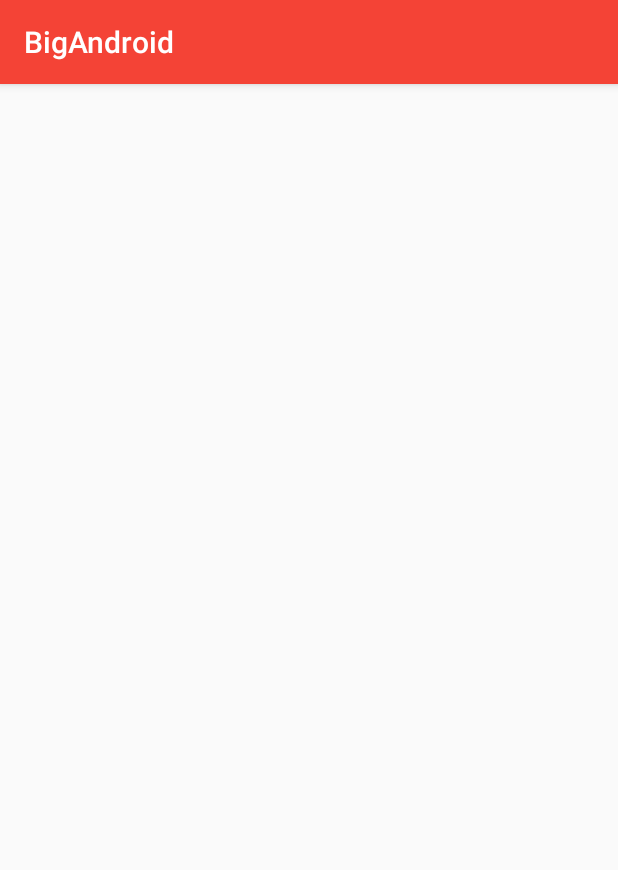
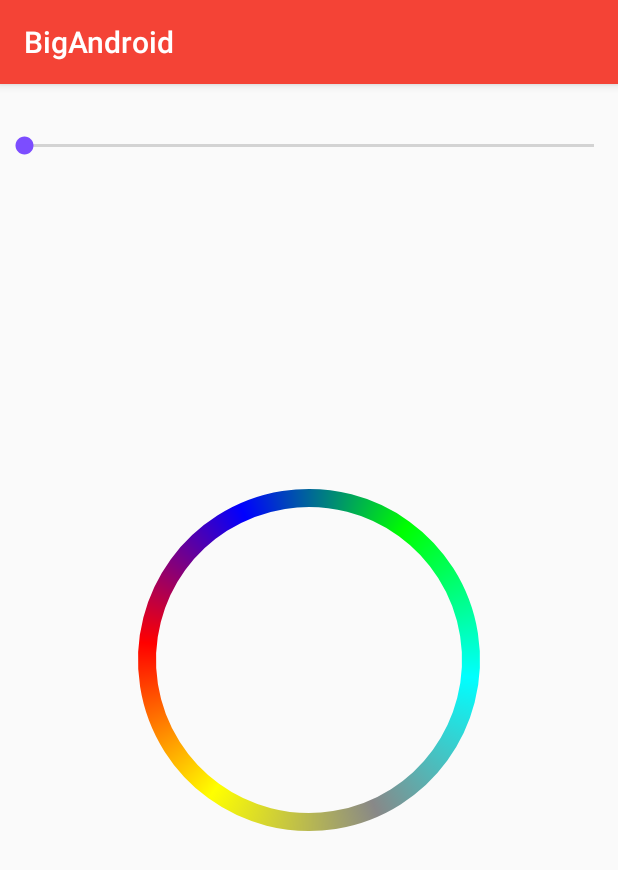
Before and after one commit to hustlong/BigAndroid, an Android app: the screen it shows after launch (ColorsFlowCircleActivity), after a tap on "彩色圆环转圈动画", on a phone screen of 412 x 824 dp. Shown: the top 870 px of the screen. Run offline under Robolectric (Android 15) with nearby library versions, the phone set to English and light mode, and no system bars; our stand-ins replace ButterKnife, CircleImageView; pictures from the network do not load; 2 statements that could not run were skipped.

Commit message:
finish colors flow
finish

```diff
--- a/app/build.gradle
+++ b/app/build.gradle
@@ -21,26 +21,23 @@ android {
 }
 
 dependencies {
-    compile fileTree(dir: 'libs', include: ['*.jar'])
+    compile fileTree(include: ['*.jar'], dir: 'libs')
     androidTestCompile('com.android.support.test.espresso:espresso-core:2.2.2', {
         exclude group: 'com.android.support', module: 'support-annotations'
     })
     compile 'com.android.support:appcompat-v7:25.2.0'
     compile 'com.android.support.constraint:constraint-layout:1.0.2'
     testCompile 'junit:junit:4.12'
-
     /**
      * 控件注入绑定 ButterKnife
      */
     compile 'com.jakewharton:butterknife:8.4.0'
     apt 'com.jakewharton:butterknife-compiler:8.4.0'
-
     /**
      * Support 库
      */
     compile rootProject.ext.dependencies["recyclerview-v7"]
     compile rootProject.ext.dependencies["design"]
-
     /**
      * 网络请求框架 Retrofit + RxJava + RxAndroid
      */
@@ -51,7 +48,6 @@ dependencies {
     compile 'com.squareup.retrofit2:adapter-rxjava:2.1.0'
     compile 'io.reactivex:rxandroid:1.2.1'
     compile 'io.reactivex:rxjava:1.1.6'
-
     /**
      * 图片加载缓存框架
      */
--- a/app/src/main/java/cc/biglong/bigandroid/activity/ColorsFlowCircleActivity.java
+++ b/app/src/main/java/cc/biglong/bigandroid/activity/ColorsFlowCircleActivity.java
@@ -1,19 +1,51 @@
 package cc.biglong.bigandroid.activity;
 
+import android.graphics.Color;
 import android.os.Bundle;
+import android.widget.SeekBar;
 
+import butterknife.BindView;
+import butterknife.ButterKnife;
 import cc.biglong.bigandroid.R;
 import cc.biglong.bigandroid.base.BaseActivity;
+import cc.biglong.bigandroid.widget.ColorsFlowCircle;
 
 /**
  * Created by biglong on 2017/3/30.
  */
 
-public class ColorsFlowCircleActivity extends BaseActivity {
+public class ColorsFlowCircleActivity extends BaseActivity implements SeekBar.OnSeekBarChangeListener {
+
+    @BindView(R.id.flow)
+    ColorsFlowCircle mFlow;
+    @BindView(R.id.seekBar)
+    SeekBar mSeekBar;
+
+    int mSelectedColor;
+    private final static int[] mColors = new int[] {Color.RED,Color.BLUE,Color.GREEN,Color.CYAN,Color.GRAY,Color.YELLOW};
 
     @Override
     protected void onCreate(Bundle bundle) {
         super.onCreate(bundle);
         setContentView(R.layout.activity_colors_flow_circle);
+        ButterKnife.bind(this);
+
+        mSeekBar.setOnSeekBarChangeListener(this);
+        mFlow.setColors(mColors);
+    }
+
+    @Override
+    public void onProgressChanged(SeekBar bar, int i, boolean b) {
+
+    }
+
+    @Override
+    public void onStartTrackingTouch(SeekBar bar) {
+
+    }
+
+    @Override
+    public void onStopTrackingTouch(SeekBar bar) {
+        mFlow.setAnimDuration(6000-bar.getProgress());
     }
 }
--- a/app/src/main/java/cc/biglong/bigandroid/widget/ColorsFlowCircle.java
+++ b/app/src/main/java/cc/biglong/bigandroid/widget/ColorsFlowCircle.java
@@ -1,14 +1,18 @@
 package cc.biglong.bigandroid.widget;
 
+import android.animation.ValueAnimator;
 import android.content.Context;
 import android.content.res.Resources;
 import android.content.res.TypedArray;
+import android.graphics.Canvas;
 import android.graphics.Paint;
 import android.graphics.RectF;
 import android.graphics.Shader;
 import android.graphics.SweepGradient;
 import android.util.AttributeSet;
 import android.view.View;
+import android.view.animation.Animation;
+import android.view.animation.LinearInterpolator;
 
 import cc.biglong.bigandroid.R;
 
@@ -18,11 +22,6 @@ import cc.biglong.bigandroid.R;
 
 public class ColorsFlowCircle extends View  {
 
-    /**
-     * Colors to construct the color wheel using {@link SweepGradient}.
-     */
-    private static final int[] COLORS = new int[] { 0xFFd50000, 0xFFf4511e,
-            0xFFf6bf26, 0xFF0b8043, 0xFFd50000};
 
     /**
      * {@code Paint} instance used to draw the color wheel.
@@ -41,9 +40,42 @@ public class ColorsFlowCircle extends View  {
     private int mPreferredColorWheelRadius;
 
     /**
+     * Number of pixels the origin of this view is moved in X- and Y-direction.
+     *
+     * <p>
+     * We use the center of this (quadratic) View as origin of our internal
+     * coordinate system. Android uses the upper left corner as origin for the
+     * View-specific coordinate system. So this is the value we use to translate
+     * from one coordinate system to the other.
+     * </p>
+     *
+     * <p>
+     * Note: (Re)calculated in {@link #onMeasure(int, int)}.
+     * </p>
+     *
+     * @see #onDraw(Canvas)
+     */
+    private float mTranslationOffset;
+
+    /**
      * The rectangle enclosing the color wheel.
      */
     private RectF mColorWheelRectangle = new RectF();
+
+
+    /**
+     * 动画延时时间
+     */
+    private int animDuration = 6000;
+
+    /**
+     * Colors to construct the color wheel using {@link SweepGradient}.
+     */
+    private int[] colors = new int[] { 0xFFd50000, 0xFFf4511e,
+            0xFFf6bf26, 0xFF0b8043, 0xFFd50000};
+
+
+
 
     public ColorsFlowCircle(Context context) {
         super(context);
@@ -74,11 +106,97 @@ public class ColorsFlowCircle extends View  {
         mPreferredColorWheelRadius = mColorWheelRadius;
 
         a.recycle();
-        Shader s = new SweepGradient(0, 0, COLORS, null);
+        Shader s = new SweepGradient(0, 0, colors, null);
 
         mColorWheelPaint = new Paint(Paint.ANTI_ALIAS_FLAG);
         mColorWheelPaint.setShader(s);
         mColorWheelPaint.setStyle(Paint.Style.STROKE);
         mColorWheelPaint.setStrokeWidth(mColorWheelThickness);
+
+        startAnimator();
+    }
+
+    @Override
+    protected void onDraw(Canvas canvas) {
+
+        if (animator.isRunning()) {
+            // All of our positions are using our internal coordinate system.
+            // Instead of translating
+            // them we let Canvas do the work for us.
+            canvas.translate(mTranslationOffset, mTranslationOffset);
+            canvas.rotate((int)animator.getAnimatedValue());
+
+            // Draw the color wheel.
+            canvas.drawOval(mColorWheelRectangle, mColorWheelPaint);
+            postInvalidateDelayed(50);
+        }
+    }
+
+    ValueAnimator animator;
+    void startAnimator() {
+        animator = ValueAnimator.ofInt(0, 360);
+        animator.setInterpolator(new LinearInterpolator());
+        animator.setDuration(animDuration);
+        animator.start();
+        animator.setRepeatCount(Animation.INFINITE);
+        invalidate();
+    }
+
+    @Override
+    protected void onMeasure(int widthMeasureSpec, int heightMeasureSpec) {
+        final int intrinsicSize = 2 * (mPreferredColorWheelRadius);
+
+        int widthMode = MeasureSpec.getMode(widthMeasureSpec);
+        int widthSize = MeasureSpec.getSize(widthMeasureSpec);
+        int heightMode = MeasureSpec.getMode(heightMeasureSpec);
+        int heightSize = MeasureSpec.getSize(heightMeasureSpec);
+
+        int width;
+        int height;
+
+        if (widthMode == MeasureSpec.EXACTLY) {
+            width = widthSize;
+        } else if (widthMode == MeasureSpec.AT_MOST) {
+            width = Math.min(intrinsicSize, widthSize);
+        } else {
+            width = intrinsicSize;
+        }
+
+        if (heightMode == MeasureSpec.EXACTLY) {
+            height = heightSize;
+        } else if (heightMode == MeasureSpec.AT_MOST) {
+            height = Math.min(intrinsicSize, heightSize);
+        } else {
+            height = intrinsicSize;
+        }
+
+        int min = Math.min(width, height);
+        setMeasuredDimension(min, min);
+        mTranslationOffset = min * 0.5f;
+
+        // fill the rectangle instances.
+        mColorWheelRadius = min / 2 - mColorWheelThickness;
+        mColorWheelRectangle.set(-mColorWheelRadius, -mColorWheelRadius,
+                mColorWheelRadius, mColorWheelRadius);
+    }
+
+    public int getAnimDuration() {
+        return this.animDuration;
+    }
+
+    public void setAnimDuration(int animDuration) {
+        this.animDuration = animDuration;
+        animator.setDuration(animDuration);
+        invalidate();
+    }
+
+    public void setColors(int[] colors) {
+        int[] tmp = new int[colors.length + 1];
+        System.arraycopy(colors,0,tmp,1,colors.length);
+        tmp[0] = colors[colors.length-1];
+        this.colors = tmp;
+        Shader s = new SweepGradient(0, 0, this.colors, null);
+        mColorWheelPaint.setShader(s);
+        invalidate();
     }
 }
--- a/app/src/main/res/layout/activity_colors_flow_circle.xml
+++ b/app/src/main/res/layout/activity_colors_flow_circle.xml
@@ -1,7 +1,22 @@
 <?xml version="1.0" encoding="utf-8"?>
-<LinearLayout xmlns:android="http://schemas.android.com/apk/res/android"
+<RelativeLayout xmlns:android="http://schemas.android.com/apk/res/android"
               android:orientation="vertical"
               android:layout_width="match_parent"
               android:layout_height="match_parent">
 
-</LinearLayout>
+    <cc.biglong.bigandroid.widget.ColorsFlowCircle
+        android:id="@+id/flow"
+        android:layout_centerInParent="true"
+        android:layout_width="240dp"
+        android:layout_height="240dp"/>
+
+
+    <SeekBar
+        android:layout_marginTop="32dp"
+        android:id="@+id/seekBar"
+        android:max="5000"
+        android:layout_width="match_parent"
+        android:layout_height="wrap_content"/>
+
+
+</RelativeLayout>
--- a/app/src/main/res/values/colors.xml
+++ b/app/src/main/res/values/colors.xml
@@ -11,4 +11,16 @@
     <color name="divider">#BDBDBD</color>
     <color name="background">#EEEEEE</color>
 
+
+    <color name="bright_pink">#FF007F</color>
+    <color name="red">#FF0000</color>
+    <color name="orange">#FF7F00</color>
+    <color name="yellow">#FFFF00</color>
+    <color name="green">#00FF00</color>
+    <color name="cyan">#00FFFF</color>
+    <color name="azure">#007FFF</color>
+    <color name="blue">#0000FF</color>
+    <color name="violet">#7F00FF</color>
+    <color name="magenta">#FF00FF</color>
+
 </resources>
--- a/app/src/main/res/values/dimens.xml
+++ b/app/src/main/res/values/dimens.xml
@@ -5,7 +5,6 @@
 
     <!-- Standart dimens for the color wheel -->
     <dimen name="color_wheel_radius">124dp</dimen>
-    <dimen name="color_wheel_thickness">8dp</dimen>
-
+    <dimen name="color_wheel_thickness">12dp</dimen>
 
 </resources>
```
Also changed, not shown: 2 other files.
